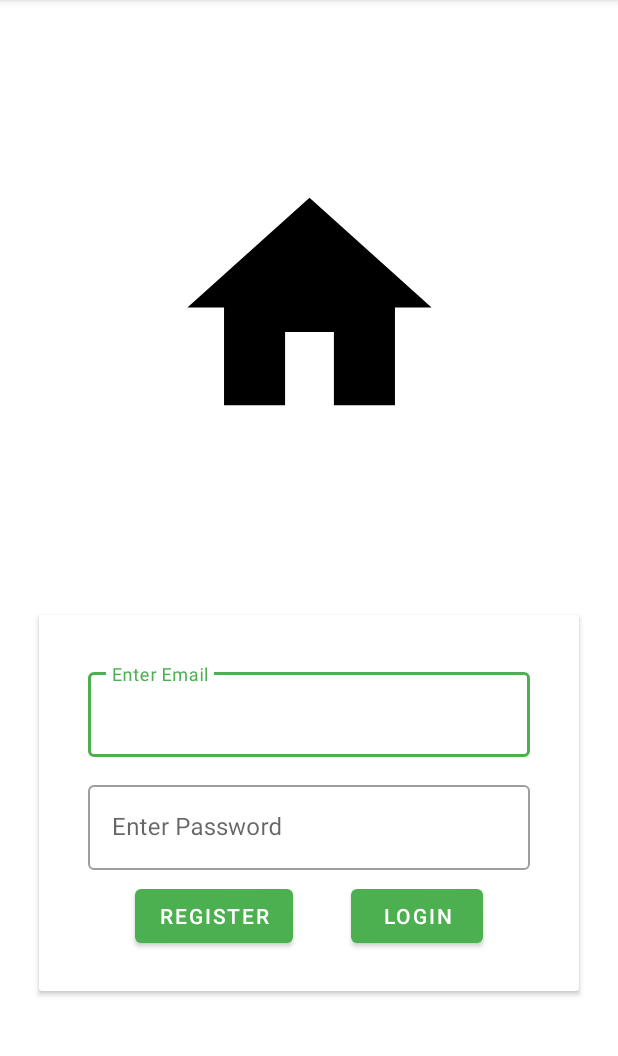
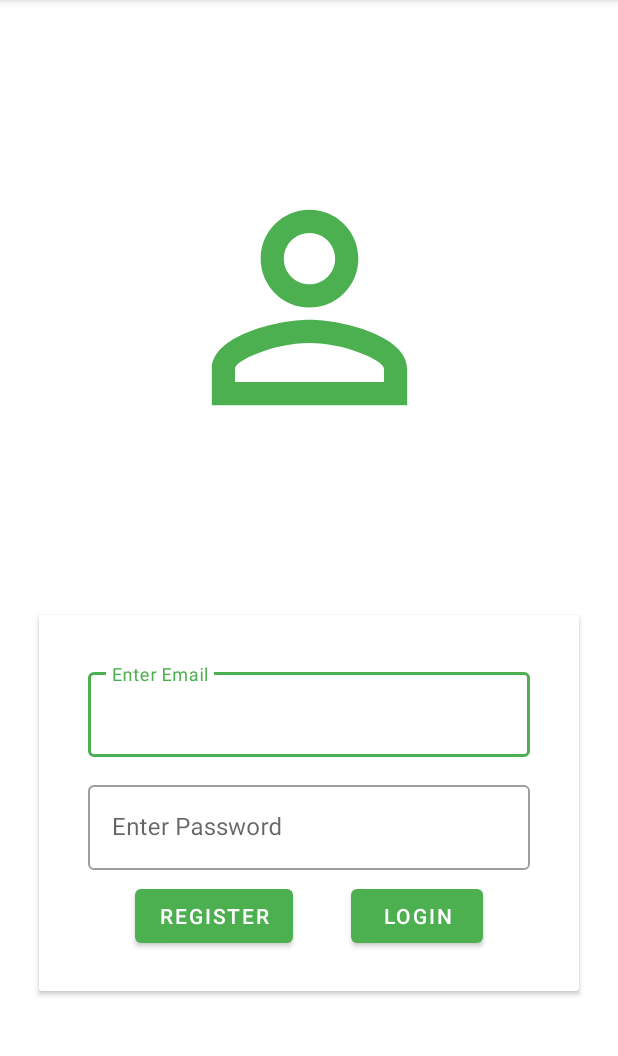
Before and after one commit to gauravdahale/shetkariyojanaapp, an Android app: the screen it shows after launch (LoginActivity), on a phone screen of 412 x 824 dp, the part 84-1140 px from its top. Run offline under Robolectric (Android 15) with nearby library versions, the phone set to English and light mode, and no system bars; our stand-ins replace Firebase (no records; nobody signed in at launch, a user with empty details on screens opened directly), navigation-ui, sdp/ssp sizes; pictures from the network do not load.

Commit message:
Initial Commit

```diff
--- a/app/src/main/res/layout/activity_login.xml
+++ b/app/src/main/res/layout/activity_login.xml
@@ -11,11 +11,12 @@
         android:id="@+id/imageView"
         android:layout_width="@dimen/_150sdp"
         android:layout_height="@dimen/_150sdp"
-        android:src="@drawable/ic_home_black_24dp"
+        android:src="@drawable/ic_baseline_person_outline_24"
         app:layout_constraintBottom_toTopOf="@+id/login_card"
         app:layout_constraintEnd_toEndOf="parent"
         app:layout_constraintHorizontal_bias="0.5"
         app:layout_constraintStart_toStartOf="parent"
+        app:tint="?android:colorPrimary"
         app:layout_constraintTop_toTopOf="parent" />
 
     <androidx.cardview.widget.CardView
```
